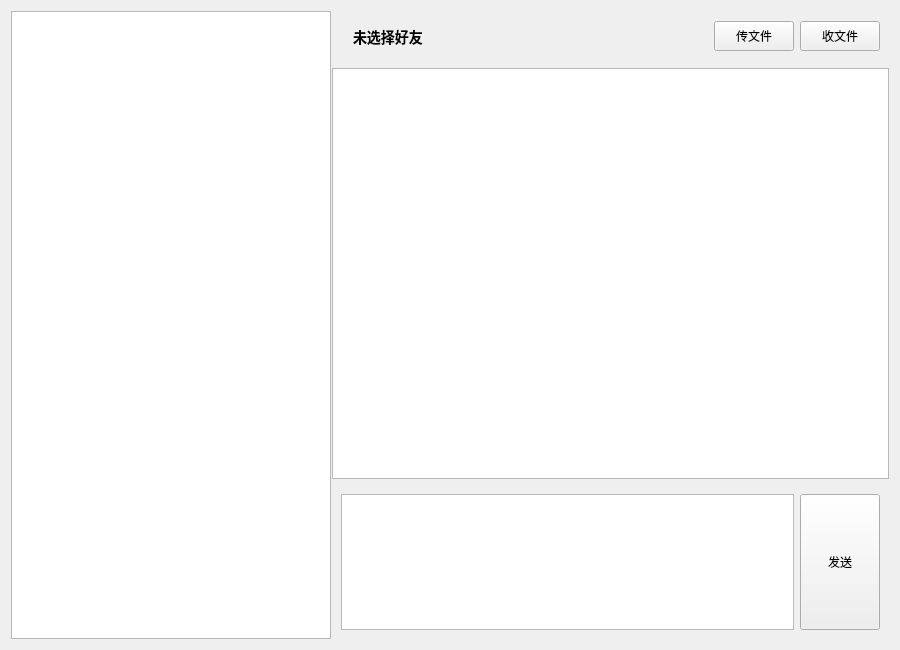
First picture: the form in IM_QQ_Client/widget.ui, repository mojoin/LinkChat, before the edit.
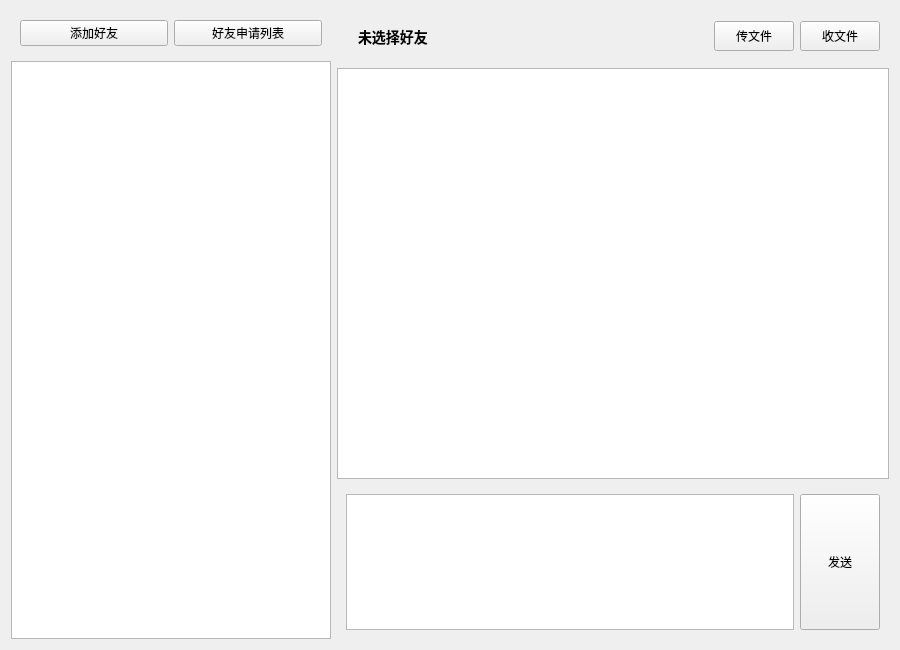
Second picture: the form after the edit.

Commit message: 新增功能 : 好友搜索 + 加好友功能

```diff
--- a/IM_QQ_Client/widget.ui
+++ b/IM_QQ_Client/widget.ui
@@ -13,18 +13,8 @@
   <property name="windowTitle">
    <string>IM Client</string>
   </property>
-  <layout class="QHBoxLayout" name="horizontalLayout">
-   <item>
-    <widget class="QSplitter" name="splitter_Main">
-     <property name="orientation">
-      <enum>Qt::Orientation::Horizontal</enum>
-     </property>
-     <property name="handleWidth">
-      <number>1</number>
-     </property>
-     <property name="childrenCollapsible">
-      <bool>false</bool>
-     </property>
+  <layout class="QGridLayout" name="gridLayout_2">
+   <item row="1" column="0">
      <widget class="QListWidget" name="listWidget_Friends">
       <property name="minimumSize">
        <size>
@@ -39,6 +29,8 @@
        </size>
       </property>
      </widget>
+   </item>
+   <item row="0" column="2" rowspan="2">
      <widget class="QWidget" name="widget_ChatArea" native="true">
       <layout class="QVBoxLayout" name="verticalLayout_Chat" stretch="1,8,3">
        <property name="leftMargin">
@@ -179,6 +171,25 @@
        </item>
       </layout>
      </widget>
+   </item>
+   <item row="0" column="0">
+    <widget class="QWidget" name="widget" native="true">
+     <layout class="QHBoxLayout" name="horizontalLayout">
+      <item>
+       <widget class="QPushButton" name="pB_addFriends">
+        <property name="text">
+         <string>添加好友</string>
+        </property>
+       </widget>
+      </item>
+      <item>
+       <widget class="QPushButton" name="pB_FriendRequest">
+        <property name="text">
+         <string>好友申请列表</string>
+        </property>
+       </widget>
+      </item>
+     </layout>
     </widget>
    </item>
   </layout>
```
Lines whose indentation alone changed are shown as unchanged. The commit also changes 18 other files.
